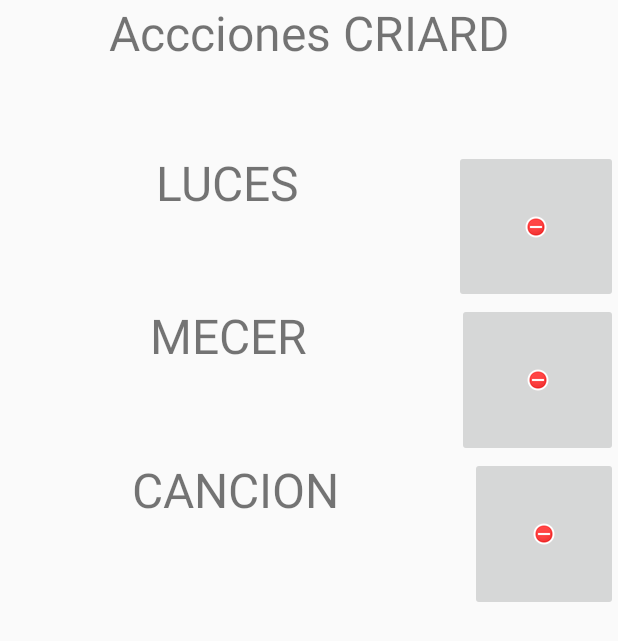
After one commit to CRIARD/CRIARD, an Android app: the menu_cuna screen opened directly, with no data from a screen before it, on a phone screen of 412 x 824 dp. The commit adds this screen. Shown: the top 641 px of the screen. Run offline under Robolectric (Android 15) with nearby library versions, the light colour scheme and no system bars; 1 statement that could not run was skipped.

Commit message:
Conexion Android-Arduino

```diff
--- a/ANDROID/CRIArdApp2/app/src/main/java/app/criard/criardapp/ActivityInicial.java
+++ b/ANDROID/CRIArdApp2/app/src/main/java/app/criard/criardapp/ActivityInicial.java
@@ -19,6 +19,9 @@ public class ActivityInicial extends Activity {
         setContentView(R.layout.activity_inicial);
         ip = (EditText) findViewById(R.id.txt_ip);
         puerto = (EditText) findViewById(R.id.txt_puerto);
+
+        ip.setText("192.168.4.1");
+        puerto.setText("80");
         boton = (Button) findViewById(R.id.btn_iniciar);
         boton.setOnClickListener(this.Conectar);
     }
--- a/ANDROID/CRIArdApp2/app/src/main/java/app/criard/criardapp/InterfazAsyntask.java
+++ b/ANDROID/CRIArdApp2/app/src/main/java/app/criard/criardapp/InterfazAsyntask.java
@@ -3,6 +3,4 @@ package app.criard.criardapp;
 public interface InterfazAsyntask {
 
     void mostrarToastMake(String msg);
-    void mostrarTextViewPotenciometro(String msg);
-    void actualizarVelocimetro(float valor);
 }
--- /dev/null
+++ b/ANDROID/CRIArdApp2/app/src/main/java/app/criard/criardapp/menu_cuna.java
@@ -0,0 +1,84 @@
+package app.criard.criardapp;
+
+import android.os.AsyncTask;
+import android.os.Bundle;
+import android.app.Activity;
+import android.util.Log;
+import android.view.View;
+import android.widget.ImageButton;
+
+import android.os.Handler;
+import android.widget.Toast;
+
+import app.criard.criardapp.InterfazAsyntask;
+import app.criard.criardapp.ClienteHttp_GET;
+public class menu_cuna extends Activity implements InterfazAsyntask{
+
+    private ImageButton btn_led;
+    private ImageButton btn_micro;
+    private ImageButton btn_servo;
+    private String ruta;
+    private ClienteHttp_GET threadClienteGet;
+    private Handler handler;
+
+    @Override
+    protected void onCreate(Bundle savedInstanceState) {
+
+        super.onCreate(savedInstanceState);
+        setContentView(R.layout.activity_menu_cuna);
+
+        Bundle bundle = getIntent().getExtras();
+        ruta =(String) bundle.get("ruta");
+        btn_led =  (ImageButton)findViewById(R.id.btn_led);
+        btn_micro =  (ImageButton)findViewById(R.id.btn_micro);
+        btn_servo =  (ImageButton)findViewById(R.id.btn_servo);
+        btn_led.setOnClickListener(clickListener);
+    }
+
+    private View.OnClickListener clickListener =  new View.OnClickListener(){
+
+        @Override
+        public void onClick(View v) {
+            switch (v.getId()){
+                case R.id.btn_led:
+                     String uri =  ruta + "led=1";
+                     iniciarPeticion(uri);
+                     break;
+
+                case R.id.btn_micro:
+                case R.id.btn_servo:
+
+            }
+        }
+    };
+
+    public void iniciarPeticion(final String uri){
+
+        Toast.makeText(getApplicationContext(),"Iniciando peticion " + uri + " ...",Toast.LENGTH_SHORT).show();
+        //Se crea y ejecuta un Thread que envia una peticion POST al servidor para que encienda el led
+        threadClienteGet = new ClienteHttp_GET(menu_cuna.this);
+        threadClienteGet.executeOnExecutor(AsyncTask.THREAD_POOL_EXECUTOR,uri);
+
+        //Toast.makeText(getApplicationContext(),"Encendido",Toast.LENGTH_SHORT).show();
+    }
+
+    //Metodo que es llamada cuando se cierra la APP
+    protected void onDestroy()
+    {
+        super.onDestroy();
+
+        //Cuando se cierra la APP se detiene la recepcion de los msjs del Servidor
+        handler.removeCallbacksAndMessages(null);
+
+
+        Log.i("LOG","Recepcion de msjs finalizada");
+        Toast.makeText(getApplicationContext(),"Cerrando Aplicacion...",Toast.LENGTH_SHORT).show();
+    }
+
+
+    @Override
+    public void mostrarToastMake(String msg) {
+        Toast.makeText(getApplicationContext(),msg,Toast.LENGTH_LONG).show();
+    }
+
+}
--- /dev/null
+++ b/ANDROID/CRIArdApp2/app/src/main/res/layout/activity_menu_cuna.xml
@@ -0,0 +1,100 @@
+<?xml version="1.0" encoding="utf-8"?>
+<RelativeLayout xmlns:android="http://schemas.android.com/apk/res/android"
+    xmlns:app="http://schemas.android.com/apk/res-auto"
+    xmlns:tools="http://schemas.android.com/tools"
+    android:layout_width="wrap_content"
+    android:layout_height="wrap_content"
+    tools:context=".menu_cuna">
+
+    <LinearLayout
+        android:layout_width="match_parent"
+        android:layout_height="307dp"
+        android:layout_alignParentStart="true"
+        android:layout_alignParentTop="true"
+        android:layout_marginStart="0dp"
+        android:layout_marginTop="100dp"
+        android:orientation="vertical">
+
+        <LinearLayout
+            android:layout_width="match_parent"
+            android:layout_height="100dp"
+            android:orientation="horizontal"
+            android:layout_weight="10">
+
+            <TextView
+                android:id="@+id/led"
+                android:layout_height="match_parent"
+                android:layout_width="wrap_content"
+                android:layout_weight="9"
+                android:text="LUCES"
+                android:textAlignment="center"
+                android:textSize="32dp" />
+
+            <ImageButton
+                android:id="@+id/btn_led"
+                android:layout_width="wrap_content"
+                android:layout_height="match_parent"
+                android:layout_weight="3"
+                android:src="@android:drawable/presence_busy" />
+        </LinearLayout>
+
+        <LinearLayout
+            android:layout_width="match_parent"
+            android:layout_height="100dp"
+            android:orientation="horizontal"
+            android:layout_weight="10"
+            >
+
+            <TextView
+                android:id="@+id/servo"
+                android:layout_height="match_parent"
+                android:layout_width="wrap_content"
+                android:layout_weight="9"
+                android:text="MECER"
+                android:textAlignment="center"
+                android:textSize="32dp" />
+
+            <ImageButton
+                android:id="@+id/btn_servo"
+                android:layout_width="wrap_content"
+                android:layout_height="match_parent"
+                android:layout_weight="3"
+                android:src="@android:drawable/presence_busy" />
+        </LinearLayout>
+
+        <LinearLayout
+            android:layout_width="match_parent"
+            android:layout_height="100dp"
+            android:orientation="horizontal"
+            android:layout_weight="10"
+            >
+
+            <TextView
+                android:id="@+id/micro"
+                android:layout_height="match_parent"
+                android:layout_width="wrap_content"
+                android:layout_weight="9"
+                android:text="CANCION"
+                android:textAlignment="center"
+                android:textSize="32dp" />
+
+            <ImageButton
+                android:id="@+id/btn_micro"
+                android:layout_width="wrap_content"
+                android:layout_height="match_parent"
+                android:layout_weight="3"
+                android:src="@android:drawable/presence_busy" />
+        </LinearLayout>
+    </LinearLayout>
+
+    <TextView
+        android:id="@+id/textView"
+        android:layout_width="match_parent"
+        android:layout_height="82dp"
+        android:layout_alignParentStart="true"
+        android:layout_alignParentTop="true"
+        android:text="Accciones CRIARD"
+        android:textAlignment="center"
+        android:textSize="32dp" />
+
+</RelativeLayout>
--- a/ANDROID/CRIArdApp2/app/src/main/res/values/strings.xml
+++ b/ANDROID/CRIArdApp2/app/src/main/res/values/strings.xml
@@ -4,4 +4,7 @@
     <string name="title_cuna">Cuna Inteligente</string>
     <string name="title_config">Configuración</string>
     <string name="title_activity_inicial">ActivityInicial</string>
+    <string name="title_activity_menu_hogar">menu_hogar</string>
+    <string name="title_activity_menu_cuna">menu_cuna</string>
+    <string name="title_activity_menu_config">menu_config</string>
 </resources>
```
Also changed, not shown: ANDROID/CRIArdApp2/app/src/main/AndroidManifest.xml (+16 -1 lines), ANDROID/CRIArdApp2/app/src/main/java/app/criard/criardapp/CRIArdMainActivity.java (+29 -3 lines), ANDROID/CRIArdApp2/app/src/main/java/app/criard/criardapp/ClienteHttp_GET.java (+6 -9 lines), ANDROID/CRIArdApp2/app/src/main/java/app/criard/criardapp/menu_config.java (added, +14 -0 lines), ANDROID/CRIArdApp2/app/src/main/java/app/criard/criardapp/menu_hogar.java (added, +14 -0 lines), ANDROID/CRIArdApp2/app/src/main/res/layout/activity_menu_config.xml (added, +9 -0 lines), ANDROID/CRIArdApp2/app/src/main/res/layout/activity_menu_hogar.xml (added, +9 -0 lines).
